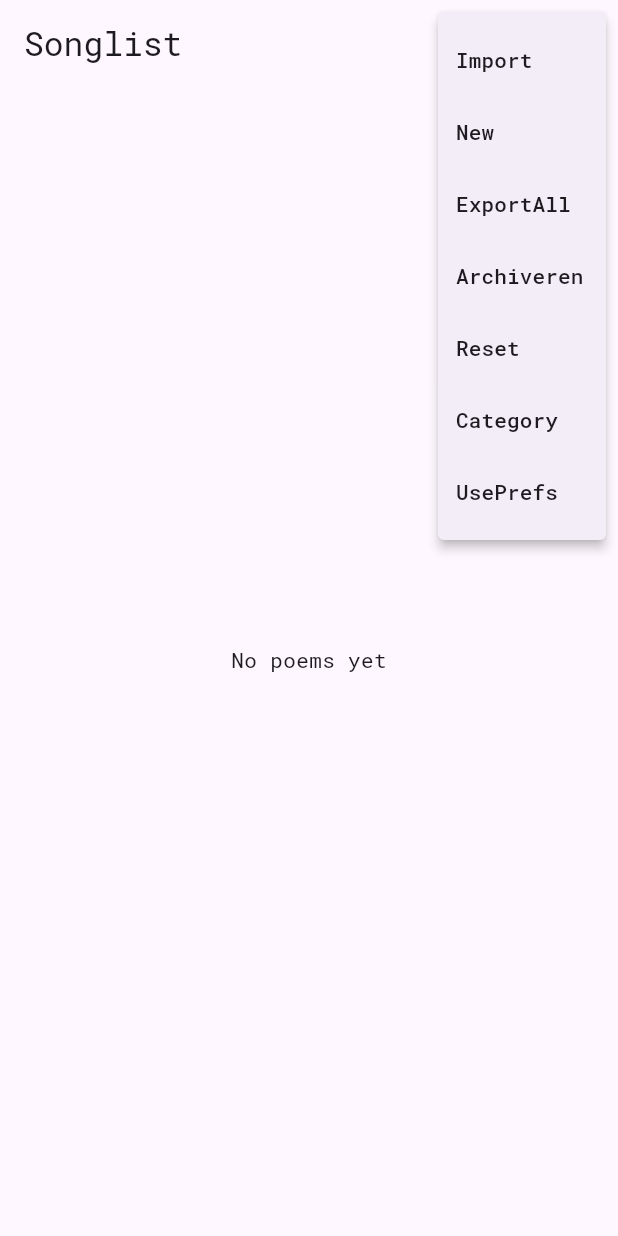
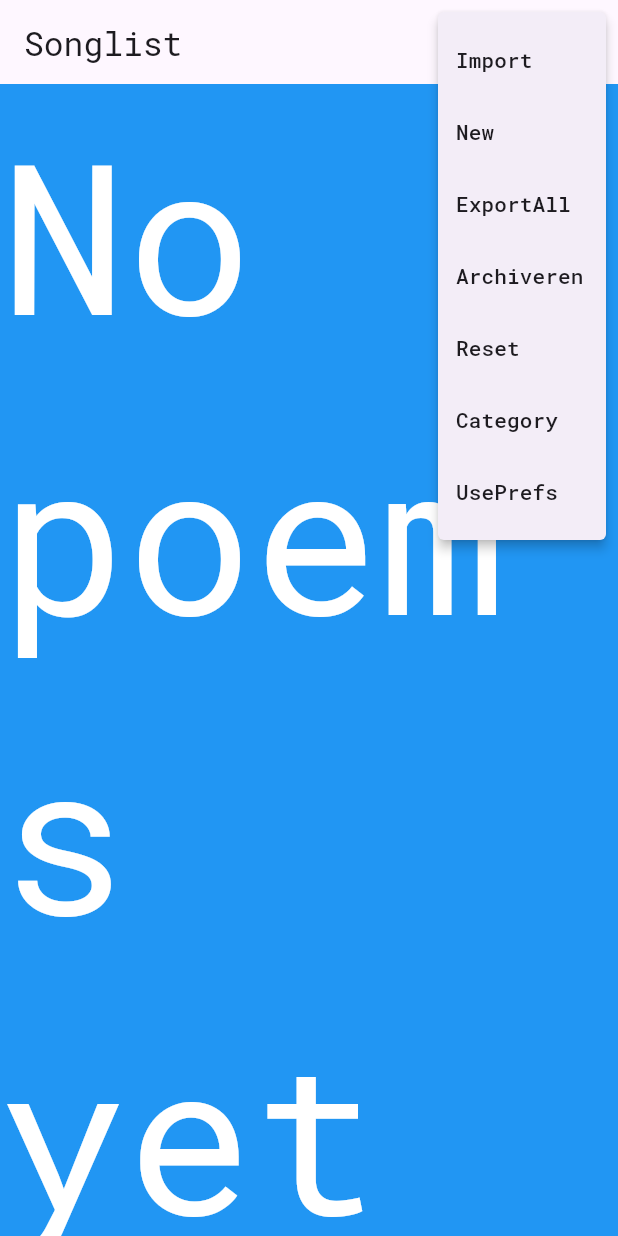
Before and after one commit to jmwatte/rememberall, a Flutter app: the screen it shows after launch, after a tap on the "more vert" icon, on a phone screen of 412 x 824 dp. Run offline on Flutter 3.47's test engine with Material 3 defaults, Android fonts, the phone set to English and light mode, and no system bars; our stand-ins replace connectivity, diacritic, file_picker, flutter_slidable, google_fonts, shared_preferences and 2 more; missing offline and left inert: flutter_font_picker; accounts and stored records are empty.

Commit message:
updated loadingscreen

```diff
--- /dev/null
+++ b/lib/loadingscreen.dart
@@ -0,0 +1,28 @@
+import 'dart:math';
+
+import 'package:flutter/material.dart';
+
+class LoadingScreen extends StatelessWidget {
+  final String displayString;
+
+  const LoadingScreen(this.displayString, {super.key});
+
+  @override
+  Widget build(BuildContext context) {
+    var displayStringShort =
+        displayString.substring(0, min(displayString.length, 40));
+    double fontSize = 200.0 - (displayStringShort.length * 5.0);
+    return Container(
+      width: double.infinity,
+      height: double.infinity,
+      color: Colors.blue,
+      child: Center(
+        child: Text(
+          displayStringShort,
+          style: TextStyle(
+              fontSize: fontSize == 0 ? 1 : fontSize, color: Colors.white),
+        ),
+      ),
+    );
+  }
+}
--- a/lib/poems_screen.dart
+++ b/lib/poems_screen.dart
@@ -1,3 +1,4 @@
+import 'package:rememberall2/loadingscreen.dart';
 import 'package:rememberall2/poem_screen_logic.dart';
 import 'package:rememberall2/poems_screen_logic.dart';
 import 'package:flutter/foundation.dart';
@@ -224,7 +225,7 @@ class MyPoemsState extends State<MyPoems> {
                     })
             // ... other callbacks ...
             )
-        : Center(child: Text(tit));
+        : Center(child: (LoadingScreen(tit)));
   }
 //endtest
 
```
